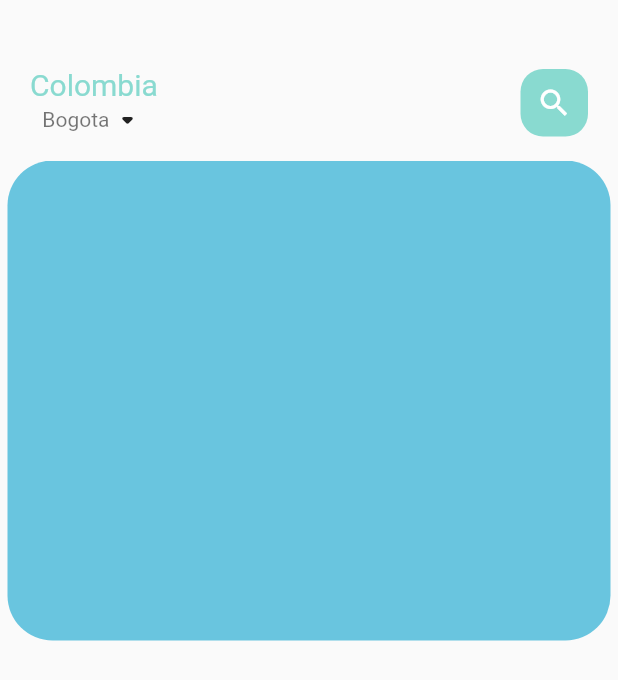
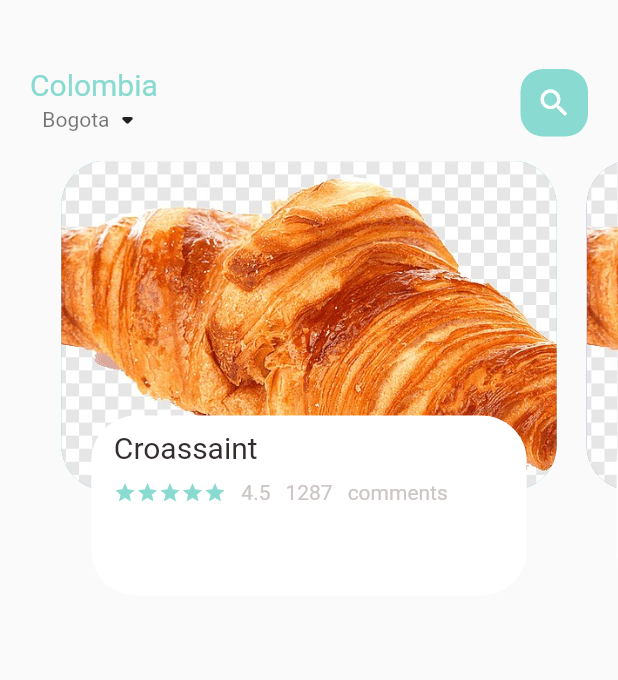
Before and after one commit to SrbastianM/Ecomerce, a Flutter app: the screen it shows after launch, on a phone screen of 412 x 824 dp. Shown: the top 680 px of the screen. Run offline on Flutter 3.47's test engine with Material 2 defaults, Android fonts, the phone set to English and light mode, and no system bars.

Commit message:
Enterprise computer changes

```diff
--- a/lib/home/food_page_body.dart
+++ b/lib/home/food_page_body.dart
@@ -1,3 +1,6 @@
+import 'package:eccommerce/utils/app_colors.dart';
+import 'package:eccommerce/widgets/big_text.dart';
+import 'package:eccommerce/widgets/small_text.dart';
 import 'package:flutter/material.dart';
 
 class FoodPageBody extends StatefulWidget {
@@ -8,11 +11,15 @@ class FoodPageBody extends StatefulWidget {
 }
 
 class _FoodPageBodyState extends State<FoodPageBody> {
+  //make the next or previous slide visible
+  PageController pageController = PageController(viewportFraction: 0.85);
+
   @override
   Widget build(BuildContext context) {
     return Container(
       height: 320,
       child: PageView.builder(
+        controller: pageController,
         itemCount: 5,
         itemBuilder: ((context, index) {
           return _buildPageItem(index);
@@ -22,13 +29,72 @@ class _FoodPageBodyState extends State<FoodPageBody> {
   }
 
   Widget _buildPageItem(int index) {
-    return Container(
-      height: 220,
-      margin: EdgeInsets.only(left: 5, right: 5),
-      decoration: BoxDecoration(
-        borderRadius: BorderRadius.circular(30),
-        color: index.isEven ? Color(0xFF69c5df) : Color(0xFF9294cc),
-      ),
+    return Stack(
+      children: [
+        Container(
+          height: 220,
+          margin: EdgeInsets.only(left: 10, right: 10),
+          decoration: BoxDecoration(
+            borderRadius: BorderRadius.circular(30),
+            color: index.isEven ? Color(0xFF69c5df) : Color(0xFF9294cc),
+            image: DecorationImage(
+              fit: BoxFit.cover,
+              image: AssetImage(
+                "asset/image/food2.jpg",
+              ),
+            ),
+          ),
+        ),
+        Align(
+          alignment: Alignment.bottomCenter,
+          child: Container(
+            height: 120,
+            margin: EdgeInsets.only(left: 30, right: 30, bottom: 30),
+            decoration: BoxDecoration(
+              borderRadius: BorderRadius.circular(30),
+              color: Colors.white,
+            ),
+            child: Container(
+              padding: EdgeInsets.only(top: 10, left: 15, right: 15),
+              child: Column(
+                crossAxisAlignment: CrossAxisAlignment.start,
+                children: [
+                  BigText(text: "Croassaint"),
+                  SizedBox(
+                    height: 10,
+                  ),
+                  Row(
+                    children: [
+                      Wrap(
+                        children: List.generate(
+                          5,
+                          (index) => Icon(
+                            Icons.star,
+                            color: AppColors.mainColor,
+                            size: 15,
+                          ),
+                        ),
+                      ),
+                      SizedBox(
+                        width: 10,
+                      ),
+                      SmallText(text: "4.5"),
+                      SizedBox(
+                        width: 10,
+                      ),
+                      SmallText(text: "1287"),
+                      SizedBox(
+                        width: 10,
+                      ),
+                      SmallText(text: "comments")
+                    ],
+                  )
+                ],
+              ),
+            ),
+          ),
+        ),
+      ],
     );
   }
 }
```
Also changed, not shown: asset/image/food1.png (added), asset/image/food2.jpg (added), asset/image/omg.png (added).
